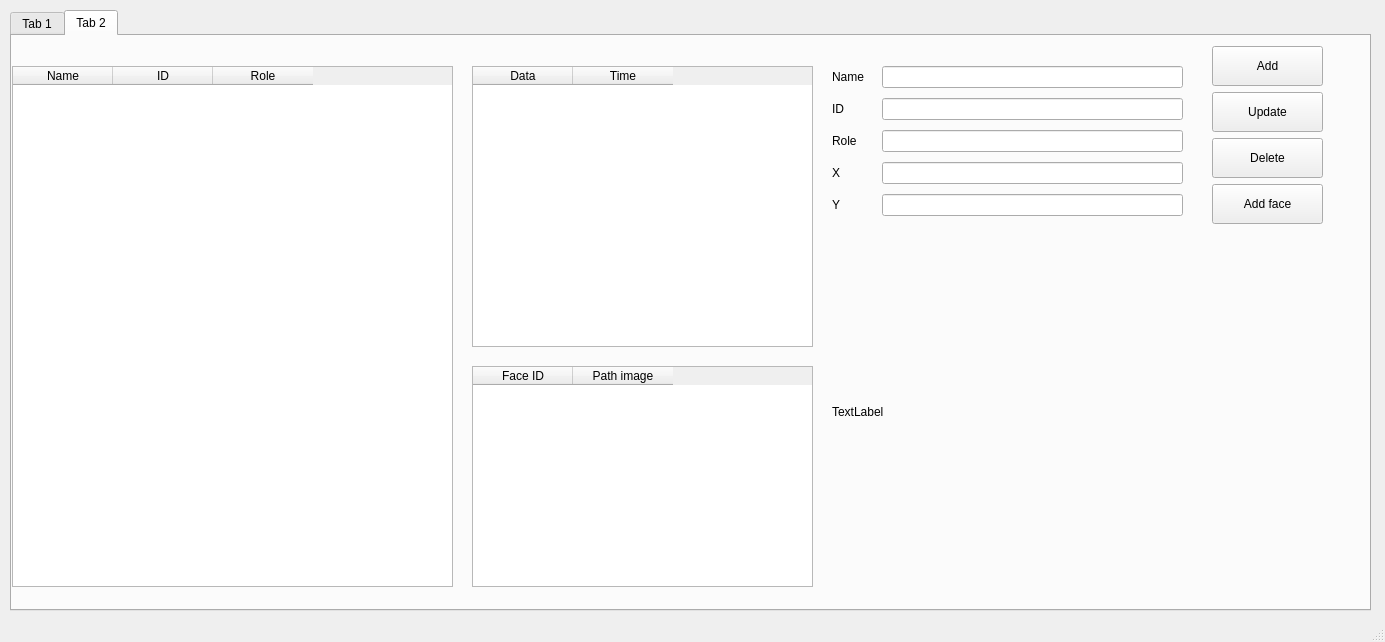
The window that src/face_ui/face_ui.ui (tienluongngoc/face_recognition_QT5) describes before a commit, drawn with Qt 5.
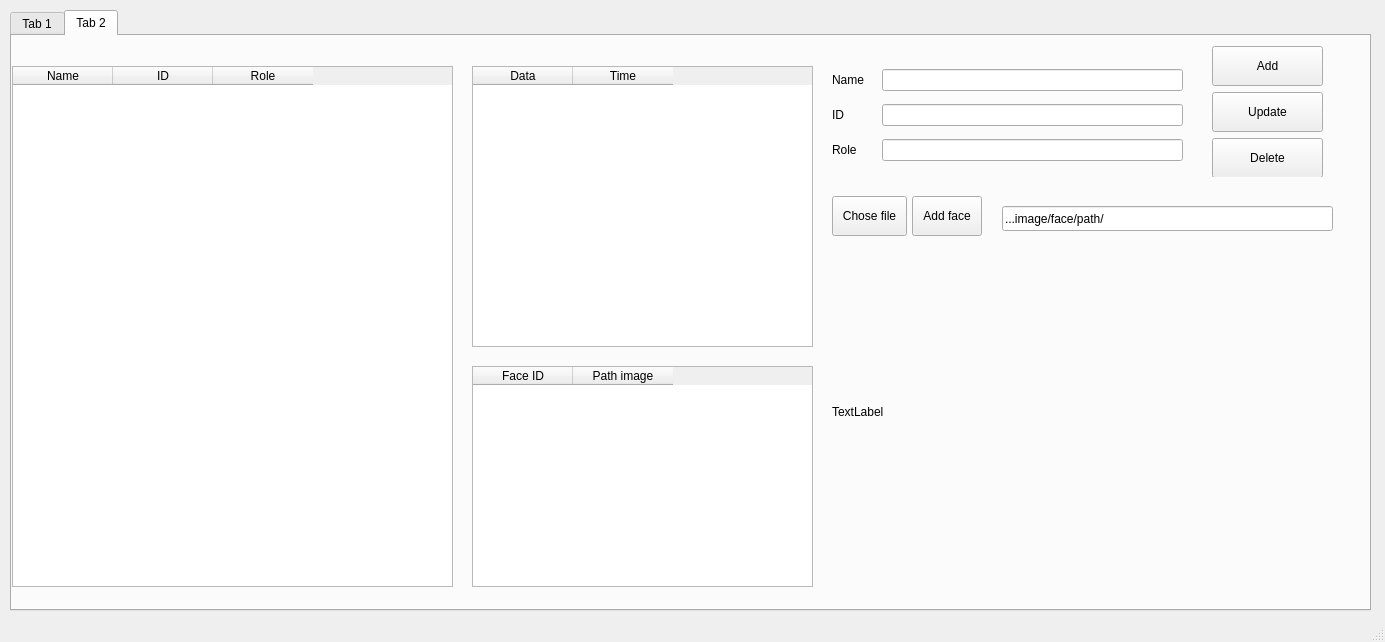
The same window after the commit.

Commit message: table to view people, face

The edit to the form file:
```diff
--- a/src/face_ui/face_ui.ui
+++ b/src/face_ui/face_ui.ui
@@ -386,7 +386,7 @@
            <x>820</x>
            <y>20</y>
            <width>351</width>
-           <height>171</height>
+           <height>121</height>
           </rect>
          </property>
          <layout class="QVBoxLayout" name="verticalLayout_2">
@@ -453,47 +453,7 @@
              </widget>
             </item>
             <item>
-             <widget class="QLineEdit" name="lineEdit_3"/>
-            </item>
-           </layout>
-          </item>
-          <item>
-           <layout class="QHBoxLayout" name="horizontalLayout_23">
-            <item>
-             <widget class="QLabel" name="label_15">
-              <property name="minimumSize">
-               <size>
-                <width>50</width>
-                <height>0</height>
-               </size>
-              </property>
-              <property name="text">
-               <string>X</string>
-              </property>
-             </widget>
-            </item>
-            <item>
-             <widget class="QLineEdit" name="lineEdit_4"/>
-            </item>
-           </layout>
-          </item>
-          <item>
-           <layout class="QHBoxLayout" name="horizontalLayout_25">
-            <item>
-             <widget class="QLabel" name="label_36">
-              <property name="minimumSize">
-               <size>
-                <width>50</width>
-                <height>0</height>
-               </size>
-              </property>
-              <property name="text">
-               <string>Y</string>
-              </property>
-             </widget>
-            </item>
-            <item>
-             <widget class="QLineEdit" name="lineEdit_5"/>
+             <widget class="QLineEdit" name="tb_add_person_role"/>
             </item>
            </layout>
           </item>
@@ -505,7 +465,7 @@
            <x>1200</x>
            <y>10</y>
            <width>111</width>
-           <height>180</height>
+           <height>131</height>
           </rect>
          </property>
          <layout class="QVBoxLayout" name="verticalLayout_23">
@@ -548,19 +508,6 @@
             </property>
            </widget>
           </item>
-          <item>
-           <widget class="QPushButton" name="pushButton_5">
-            <property name="minimumSize">
-             <size>
-              <width>0</width>
-              <height>40</height>
-             </size>
-            </property>
-            <property name="text">
-             <string>Add face</string>
-            </property>
-           </widget>
-          </item>
          </layout>
         </widget>
         <widget class="QTableWidget" name="tableWidget">
@@ -583,6 +530,63 @@
           </property>
          </column>
         </widget>
+        <widget class="QPushButton" name="bt_add_face">
+         <property name="geometry">
+          <rect>
+           <x>900</x>
+           <y>160</y>
+           <width>70</width>
+           <height>40</height>
+          </rect>
+         </property>
+         <property name="minimumSize">
+          <size>
+           <width>0</width>
+           <height>40</height>
+          </size>
+         </property>
+         <property name="maximumSize">
+          <size>
+           <width>70</width>
+           <height>16777215</height>
+          </size>
+         </property>
+         <property name="text">
+          <string>Add face</string>
+         </property>
+        </widget>
+        <widget class="QPushButton" name="bt_chose_file">
+         <property name="geometry">
+          <rect>
+           <x>820</x>
+           <y>160</y>
+           <width>75</width>
+           <height>40</height>
+          </rect>
+         </property>
+         <property name="maximumSize">
+          <size>
+           <width>75</width>
+           <height>50</height>
+          </size>
+         </property>
+         <property name="text">
+          <string>Chose file</string>
+         </property>
+        </widget>
+        <widget class="QLineEdit" name="tb_path">
+         <property name="geometry">
+          <rect>
+           <x>990</x>
+           <y>170</y>
+           <width>331</width>
+           <height>25</height>
+          </rect>
+         </property>
+         <property name="text">
+          <string>...image/face/path/</string>
+         </property>
+        </widget>
        </widget>
       </widget>
      </item>
```
Left out of the diff: 10 changed lines with no effect on the pictures. The commit also changes 8 other files.
